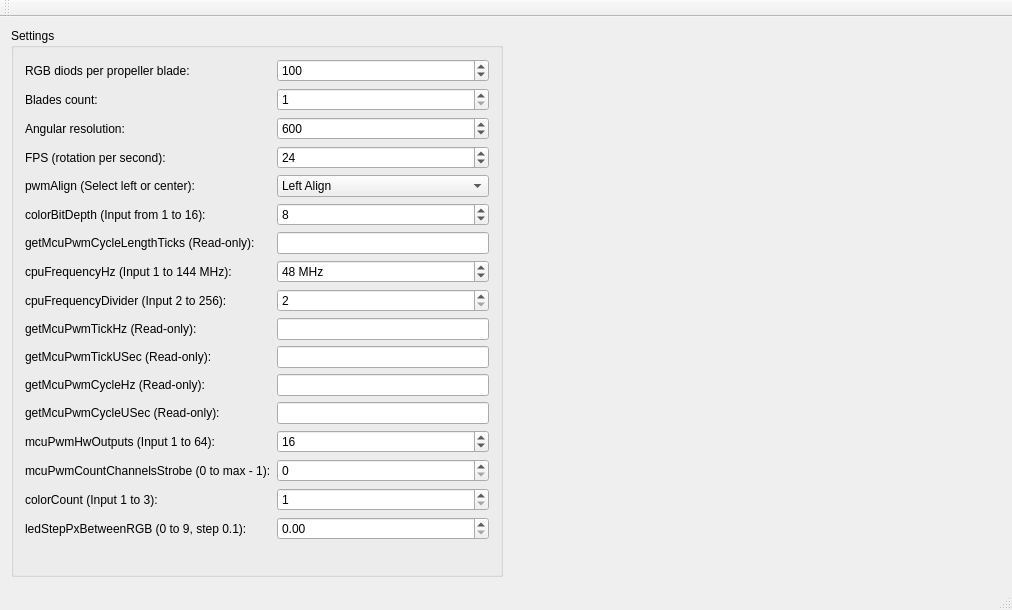
First picture: the form in funEmulator/main_window.ui, repository vasilenkoroman/fan_video, before the edit.
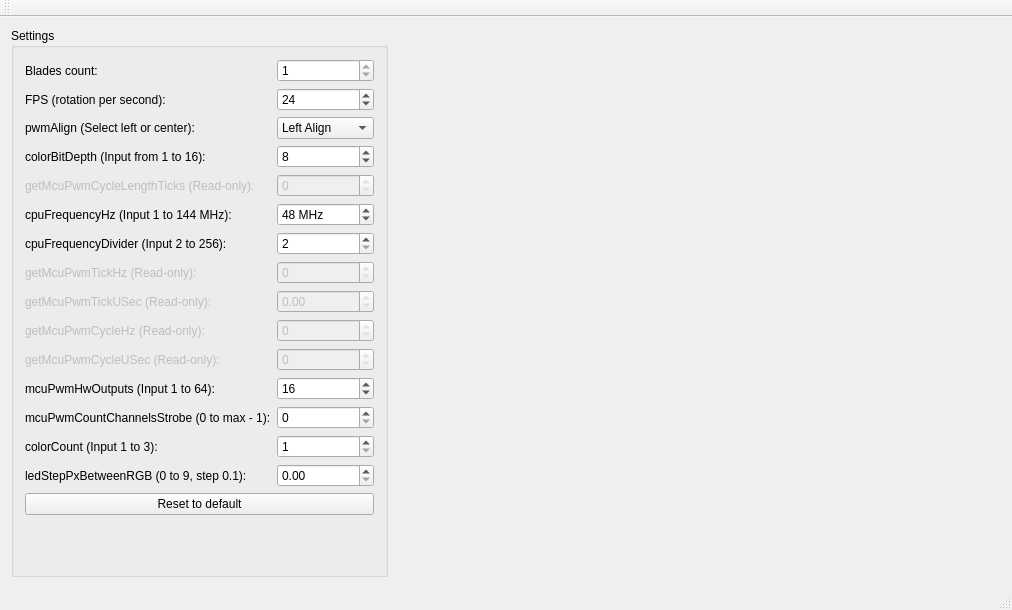
Second picture: the form after the edit. Custom widgets are drawn as their Qt base class.

Commit message: Implement UI settings and write settings to the json file

Diff of the .ui file:
```diff
--- a/funEmulator/main_window.ui
+++ b/funEmulator/main_window.ui
@@ -35,59 +35,123 @@
       <layout class="QVBoxLayout" name="verticalLayout">
        <item>
         <layout class="QGridLayout" name="gridLayout">
-         <item row="0" column="1">
-          <widget class="QSpinBox" name="spinBoxDiodsPerBlade">
+         <item row="14" column="1">
+          <widget class="QDoubleSpinBox" name="doubleSpinBoxLedStepPx">
            <property name="minimum">
-            <number>1</number>
+            <double>0.000000000000000</double>
            </property>
            <property name="maximum">
-            <number>999</number>
+            <double>9.000000000000000</double>
            </property>
-           <property name="value">
-            <number>100</number>
+           <property name="singleStep">
+            <double>0.100000000000000</double>
+           </property>
+          </widget>
+         </item>
+         <item row="1" column="0">
+          <widget class="QLabel" name="label_4">
+           <property name="text">
+            <string>FPS (rotation per second):</string>
+           </property>
+          </widget>
+         </item>
+         <item row="10" column="0">
+          <widget class="QLabel" name="label_pwmCycleUSec">
+           <property name="enabled">
+            <bool>false</bool>
+           </property>
+           <property name="text">
+            <string>getMcuPwmCycleUSec (Read-only):</string>
+           </property>
+          </widget>
+         </item>
+         <item row="7" column="1">
+          <widget class="QSpinBox" name="lineEditPwmTickHz">
+           <property name="enabled">
+            <bool>false</bool>
+           </property>
+           <property name="readOnly">
+            <bool>true</bool>
+           </property>
+           <property name="maximum">
+            <number>99999999</number>
            </property>
           </widget>
          </item>
          <item row="2" column="0">
-          <widget class="QLabel" name="label_3">
-           <property name="sizePolicy">
-            <sizepolicy hsizetype="Minimum" vsizetype="Preferred">
-             <horstretch>0</horstretch>
-             <verstretch>0</verstretch>
-            </sizepolicy>
-           </property>
+          <widget class="QLabel" name="label_pwmAlign">
            <property name="text">
-            <string>Angular resolution:</string>
+            <string>pwmAlign (Select left or center):</string>
            </property>
           </widget>
          </item>
          <item row="2" column="1">
-          <widget class="QSpinBox" name="spinBoxResolution">
+          <widget class="QComboBox" name="comboBoxPwmAlign">
+           <item>
+            <property name="text">
+             <string>Left Align</string>
+            </property>
+           </item>
+           <item>
+            <property name="text">
+             <string>Center Align</string>
+            </property>
+           </item>
+          </widget>
+         </item>
+         <item row="8" column="1">
+          <widget class="QDoubleSpinBox" name="lineEditPwmTickUSec">
+           <property name="enabled">
+            <bool>false</bool>
+           </property>
+           <property name="readOnly">
+            <bool>true</bool>
+           </property>
+           <property name="maximum">
+            <double>999999.000000000000000</double>
+           </property>
+          </widget>
+         </item>
+         <item row="9" column="1">
+          <widget class="QSpinBox" name="lineEditPwmCycleHz">
+           <property name="enabled">
+            <bool>false</bool>
+           </property>
+           <property name="readOnly">
+            <bool>true</bool>
+           </property>
+           <property name="maximum">
+            <number>999999</number>
+           </property>
+          </widget>
+         </item>
+         <item row="11" column="1">
+          <widget class="QSpinBox" name="spinBoxPwmHwOutputs">
            <property name="minimum">
-            <number>10</number>
+            <number>1</number>
            </property>
            <property name="maximum">
-            <number>10000</number>
+            <number>64</number>
            </property>
            <property name="value">
-            <number>600</number>
+            <number>16</number>
+           </property>
+          </widget>
+         </item>
+         <item row="0" column="1">
+          <widget class="QSpinBox" name="spinBoxBladeCount">
+           <property name="readOnly">
+            <bool>true</bool>
+           </property>
+           <property name="minimum">
+            <number>1</number>
+           </property>
+           <property name="maximum">
+            <number>9</number>
            </property>
           </widget>
          </item>
          <item row="0" column="0">
-          <widget class="QLabel" name="label">
-           <property name="sizePolicy">
-            <sizepolicy hsizetype="Minimum" vsizetype="Preferred">
-             <horstretch>0</horstretch>
-             <verstretch>0</verstretch>
-            </sizepolicy>
-           </property>
-           <property name="text">
-            <string>RGB diods per propeller blade:</string>
-           </property>
-          </widget>
-         </item>
-         <item row="1" column="0">
           <widget class="QLabel" name="label_2">
            <property name="sizePolicy">
             <sizepolicy hsizetype="Minimum" vsizetype="Preferred">
@@ -101,23 +165,6 @@
           </widget>
          </item>
          <item row="1" column="1">
-          <widget class="QSpinBox" name="spinBoxBladeCount">
-           <property name="minimum">
-            <number>1</number>
-           </property>
-           <property name="maximum">
-            <number>9</number>
-           </property>
-          </widget>
-         </item>
-         <item row="3" column="0">
-          <widget class="QLabel" name="label_4">
-           <property name="text">
-            <string>FPS (rotation per second):</string>
-           </property>
-          </widget>
-         </item>
-         <item row="3" column="1">
           <widget class="QSpinBox" name="spinBoxFps">
            <property name="minimum">
             <number>1</number>
@@ -130,72 +177,101 @@
            </property>
           </widget>
          </item>
-					<item row="4" column="0">
-						<widget class="QLabel" name="label_pwmAlign">
+         <item row="8" column="0">
+          <widget class="QLabel" name="label_pwmTickUSec">
+           <property name="enabled">
+            <bool>false</bool>
+           </property>
 							<property name="text">
-								<string>pwmAlign (Select left or center):</string>
+            <string>getMcuPwmTickUSec (Read-only):</string>
+           </property>
+          </widget>
+         </item>
+         <item row="12" column="0">
+          <widget class="QLabel" name="label_channelsStrobe">
+           <property name="text">
+            <string>mcuPwmCountChannelsStrobe (0 to max - 1):</string>
+           </property>
+          </widget>
+         </item>
+         <item row="13" column="0">
+          <widget class="QLabel" name="label_colorCount">
+           <property name="text">
+            <string>colorCount (Input 1 to 3):</string>
+           </property>
+          </widget>
+         </item>
+         <item row="3" column="1">
+          <widget class="QSpinBox" name="spinBoxColorBitDepth">
+           <property name="minimum">
+            <number>1</number>
+           </property>
+           <property name="maximum">
+            <number>16</number>
+           </property>
+           <property name="value">
+            <number>8</number>
+           </property>
+          </widget>
+         </item>
+         <item row="14" column="0">
+          <widget class="QLabel" name="label_ledStepPx">
+           <property name="text">
+            <string>ledStepPxBetweenRGB (0 to 9, step 0.1):</string>
+           </property>
+          </widget>
+         </item>
+         <item row="6" column="0">
+          <widget class="QLabel" name="label_cpuFrequencyDivider">
+           <property name="text">
+            <string>cpuFrequencyDivider (Input 2 to 256):</string>
+           </property>
+          </widget>
+         </item>
+         <item row="10" column="1">
+          <widget class="QSpinBox" name="lineEditPwmCycleUSec">
+           <property name="enabled">
+            <bool>false</bool>
+           </property>
+           <property name="readOnly">
+            <bool>true</bool>
+           </property>
+           <property name="maximum">
+            <number>999999</number>
 							</property>
 						</widget>
 					</item>
 					<item row="4" column="1">
-						<widget class="QComboBox" name="comboBoxPwmAlign">
-							<item>
-								<property name="text">
-									<string>Left Align</string>
-								</property>
-							</item>
-							<item>
-								<property name="text">
-									<string>Center Align</string>
-								</property>
-							</item>
-						</widget>
-					</item>
-
-					<item row="5" column="0">
+          <widget class="QSpinBox" name="lineEditCycleLengthTicks">
+           <property name="enabled">
+            <bool>false</bool>
+           </property>
+           <property name="readOnly">
+            <bool>true</bool>
+           </property>
+           <property name="maximum">
+            <number>999999</number>
+           </property>
+          </widget>
+         </item>
+         <item row="3" column="0">
 						<widget class="QLabel" name="label_colorBitDepth">
 							<property name="text">
 								<string>colorBitDepth (Input from 1 to 16):</string>
 							</property>
 						</widget>
 					</item>
+         <item row="13" column="1">
+          <widget class="QSpinBox" name="spinBoxColorCount">
+           <property name="minimum">
+            <number>1</number>
+           </property>
+           <property name="maximum">
+            <number>3</number>
+           </property>
+          </widget>
+         </item>
 					<item row="5" column="1">
-						<widget class="QSpinBox" name="spinBoxColorBitDepth">
-							<property name="minimum">
-								<number>1</number>
-							</property>
-							<property name="maximum">
-								<number>16</number>
-							</property>
-							<property name="value">
-								<number>8</number>
-							</property>
-						</widget>
-					</item>
-
-					<item row="6" column="0">
-						<widget class="QLabel" name="label_getMcuPwmCycleLengthTicks">
-							<property name="text">
-								<string>getMcuPwmCycleLengthTicks (Read-only):</string>
-							</property>
-						</widget>
-					</item>
-					<item row="6" column="1">
-						<widget class="QLineEdit" name="lineEditCycleLengthTicks">
-							<property name="readOnly">
-								<bool>true</bool>
-							</property>
-						</widget>
-					</item>
-
-					<item row="7" column="0">
-						<widget class="QLabel" name="label_cpuFrequencyHz">
-							<property name="text">
-								<string>cpuFrequencyHz (Input 1 to 144 MHz):</string>
-							</property>
-						</widget>
-					</item>
-					<item row="7" column="1">
 						<widget class="QSpinBox" name="spinBoxCpuFrequencyHz">
 							<property name="minimum">
 								<number>1</number>
@@ -211,117 +287,14 @@
 							</property>
 						</widget>
 					</item>
-
-					<item row="8" column="0">
-						<widget class="QLabel" name="label_cpuFrequencyDivider">
-							<property name="text">
-								<string>cpuFrequencyDivider (Input 2 to 256):</string>
-							</property>
-						</widget>
-					</item>
-					<item row="8" column="1">
-						<widget class="QSpinBox" name="spinBoxCpuFrequencyDivider">
-							<property name="minimum">
-								<number>2</number>
-							</property>
-							<property name="maximum">
-								<number>256</number>
-							</property>
-							<property name="value">
-								<number>2</number>
-							</property>
-						</widget>
-					</item>
-
-					<item row="9" column="0">
-						<widget class="QLabel" name="label_pwmTickHz">
-							<property name="text">
-								<string>getMcuPwmTickHz (Read-only):</string>
-							</property>
-						</widget>
-					</item>
-					<item row="9" column="1">
-						<widget class="QLineEdit" name="lineEditPwmTickHz">
-							<property name="readOnly">
-								<bool>true</bool>
-							</property>
-						</widget>
-					</item>
-
-					<item row="10" column="0">
-						<widget class="QLabel" name="label_pwmTickUSec">
-							<property name="text">
-								<string>getMcuPwmTickUSec (Read-only):</string>
-							</property>
-						</widget>
-					</item>
-					<item row="10" column="1">
-						<widget class="QLineEdit" name="lineEditPwmTickUSec">
-							<property name="readOnly">
-								<bool>true</bool>
-							</property>
-						</widget>
-					</item>
-
 					<item row="11" column="0">
-						<widget class="QLabel" name="label_pwmCycleHz">
-							<property name="text">
-								<string>getMcuPwmCycleHz (Read-only):</string>
-							</property>
-						</widget>
-					</item>
-					<item row="11" column="1">
-						<widget class="QLineEdit" name="lineEditPwmCycleHz">
-							<property name="readOnly">
-								<bool>true</bool>
-							</property>
-						</widget>
-					</item>
-
-					<item row="12" column="0">
-						<widget class="QLabel" name="label_pwmCycleUSec">
-							<property name="text">
-								<string>getMcuPwmCycleUSec (Read-only):</string>
-							</property>
-						</widget>
-					</item>
-					<item row="12" column="1">
-						<widget class="QLineEdit" name="lineEditPwmCycleUSec">
-							<property name="readOnly">
-								<bool>true</bool>
-							</property>
-						</widget>
-					</item>
-
-					<item row="13" column="0">
 						<widget class="QLabel" name="label_pwmHwOutputs">
 							<property name="text">
 								<string>mcuPwmHwOutputs (Input 1 to 64):</string>
 							</property>
 						</widget>
 					</item>
-					<item row="13" column="1">
-						<widget class="QSpinBox" name="spinBoxPwmHwOutputs">
-							<property name="minimum">
-								<number>1</number>
-							</property>
-							<property name="maximum">
-								<number>64</number>
-							</property>
-							<property name="value">
-								<number>16</number>
-							</property>
-						</widget>
-					</item>
-
-					<item row="14" column="0">
-						<widget class="QLabel" name="label_channelsStrobe">
-							<property name="text">
-								<string>mcuPwmCountChannelsStrobe (0 to max - 1):</string>
-							</property>
-						</widget>
-					</item>
-					<item row="14" column="1">
+         <item row="12" column="1">
 						<widget class="QSpinBox" name="spinBoxChannelsStrobe">
 							<property name="minimum">
 								<number>0</number>
@@ -332,48 +305,65 @@
 							</property>
 						</widget>
 					</item>
-
-					<item row="15" column="0">
-						<widget class="QLabel" name="label_colorCount">
+         <item row="4" column="0">
+          <widget class="QLabel" name="label_getMcuPwmCycleLengthTicks">
+           <property name="enabled">
+            <bool>false</bool>
+           </property>
 							<property name="text">
-								<string>colorCount (Input 1 to 3):</string>
+            <string>getMcuPwmCycleLengthTicks (Read-only):</string>
 							</property>
 						</widget>
 					</item>
-					<item row="15" column="1">
-						<widget class="QSpinBox" name="spinBoxColorCount">
+         <item row="7" column="0">
+          <widget class="QLabel" name="label_pwmTickHz">
+           <property name="enabled">
+            <bool>false</bool>
+           </property>
+           <property name="text">
+            <string>getMcuPwmTickHz (Read-only):</string>
+           </property>
+          </widget>
+         </item>
+         <item row="6" column="1">
+          <widget class="QSpinBox" name="spinBoxCpuFrequencyDivider">
 							<property name="minimum">
-								<number>1</number>
+            <number>2</number>
 							</property>
 							<property name="maximum">
-								<number>3</number>
-							</property>
-						</widget>
-					</item>
-
-					<item row="16" column="0">
-						<widget class="QLabel" name="label_ledStepPx">
+            <number>256</number>
+           </property>
+           <property name="value">
+            <number>2</number>
+           </property>
+          </widget>
+         </item>
+         <item row="9" column="0">
+          <widget class="QLabel" name="label_pwmCycleHz">
+           <property name="enabled">
+            <bool>false</bool>
+           </property>
 							<property name="text">
-								<string>ledStepPxBetweenRGB (0 to 9, step 0.1):</string>
+            <string>getMcuPwmCycleHz (Read-only):</string>
 							</property>
 						</widget>
 					</item>
-					<item row="16" column="1">
-						<widget class="QDoubleSpinBox" name="doubleSpinBoxLedStepPx">
-							<property name="minimum">
-								<double>0.0</double>
-							</property>
-							<property name="maximum">
-								<double>9.0</double>
-							</property>
-							<property name="singleStep">
-								<double>0.1</double>
-							</property>
-						</widget>
-					</item>
-
+         <item row="5" column="0">
+          <widget class="QLabel" name="label_cpuFrequencyHz">
+           <property name="text">
+            <string>cpuFrequencyHz (Input 1 to 144 MHz):</string>
+           </property>
+          </widget>
+         </item>
 				</layout>
        </item>
+       <item>
+        <widget class="QPushButton" name="resetToDefaultButton">
+         <property name="text">
+          <string>Reset to default</string>
+         </property>
+        </widget>
+       </item>
        <item>
         <spacer name="verticalSpacer">
          <property name="orientation">
```
Left out of the diff: 13 changed lines with no effect on the pictures. Lines whose indentation alone changed are shown as unchanged. The commit also changes 3 other files.
